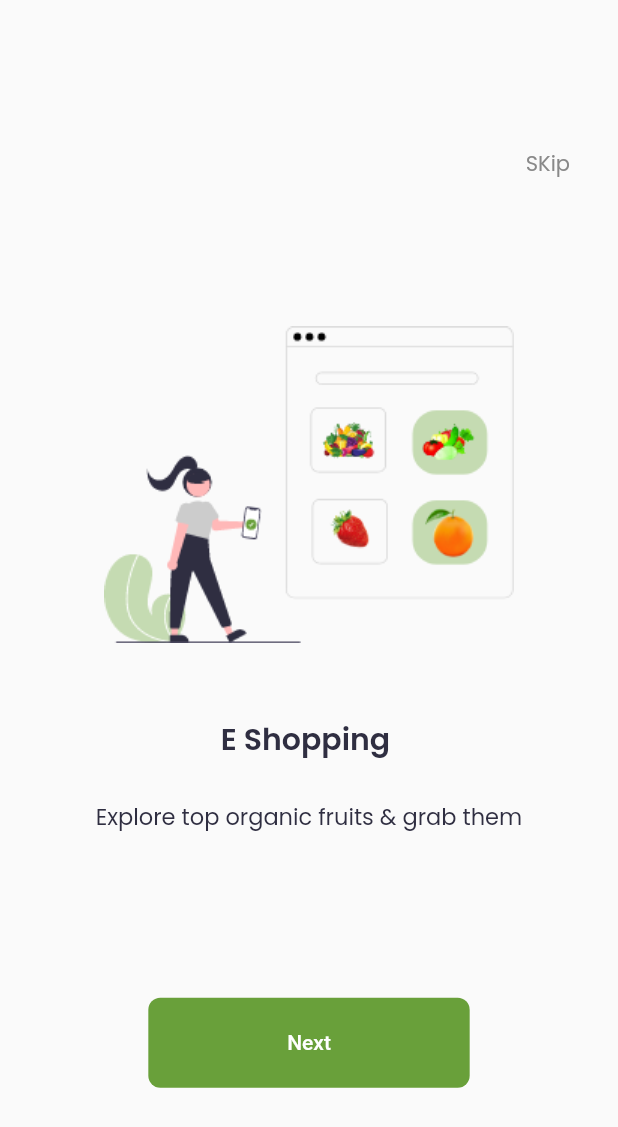
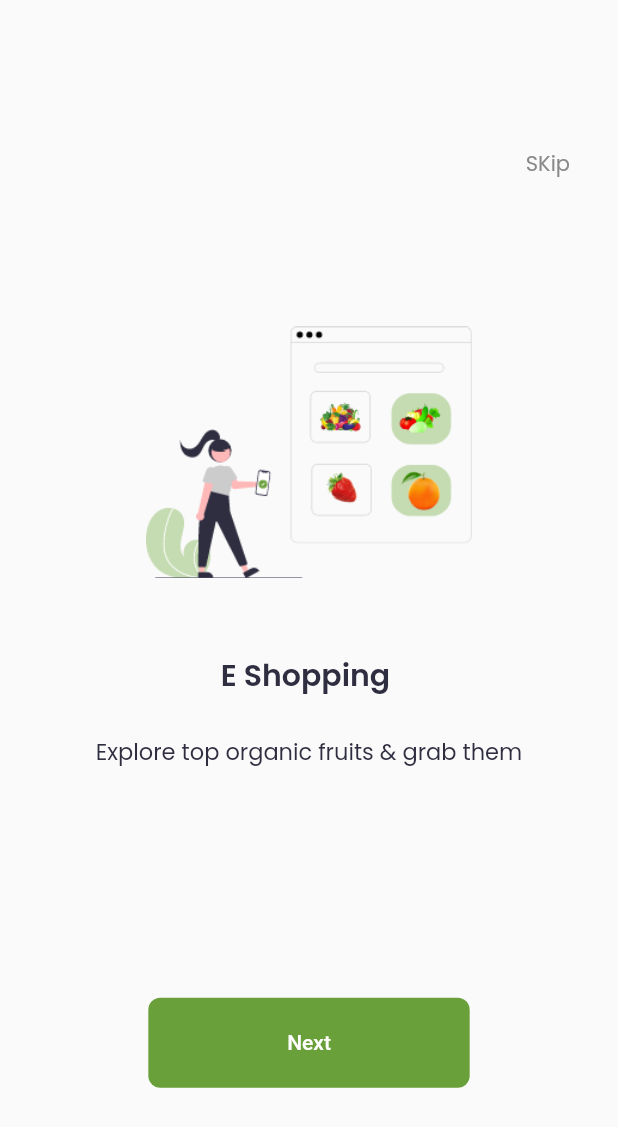
Before and after one commit to NourhanAbuGhaly/e_commerce, a Flutter app: the onBoardingView screen opened directly, on a phone screen of 412 x 824 dp. Shown: the top 1127 px of the screen. Run offline on Flutter 3.47's test engine with Material 2 defaults, Android fonts, the phone set to English and light mode, and no system bars; our stand-ins replace get.

Commit message:
e_commerce 1

```diff
--- a/lib/feature/on_boarding/presentation/widgets/page_view_item.dart
+++ b/lib/feature/on_boarding/presentation/widgets/page_view_item.dart
@@ -16,7 +16,10 @@ class PageViewItems extends StatelessWidget {
         VerticalSpace(
           value: 22,
         ),
-        Image.asset(image!),
+        SizedBox(
+          height: SizeConfig.defaultSize! * 17,
+          child: Image.asset(image!),
+        ),
         VerticalSpace(
           value: 5,
         ),
```
